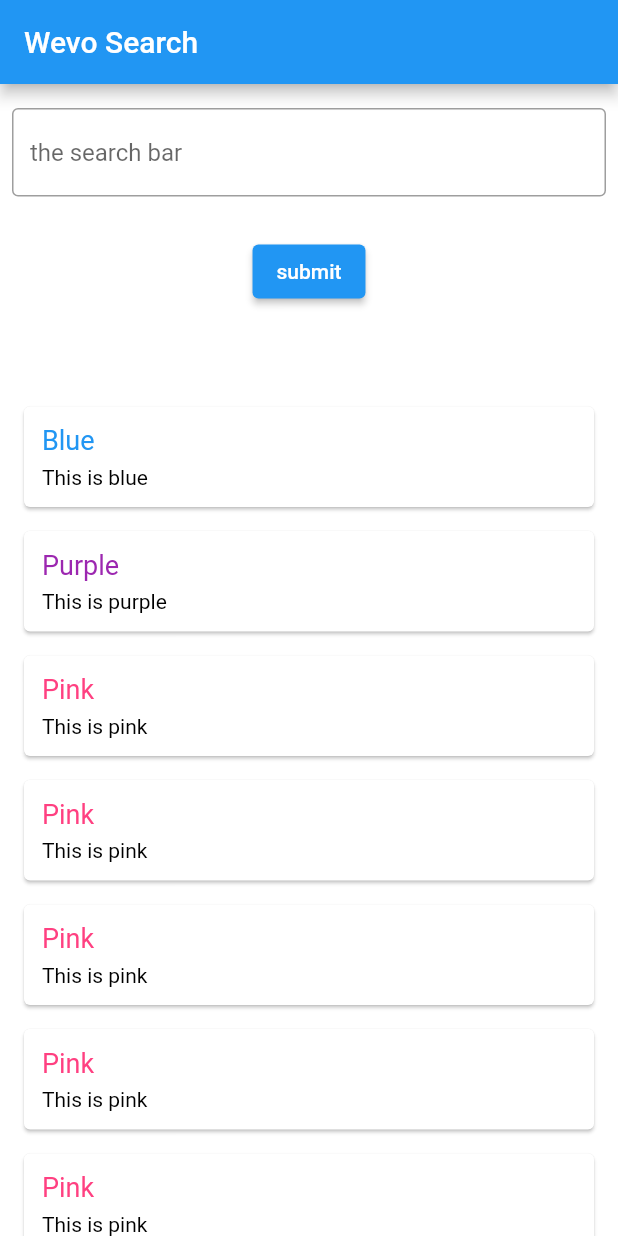
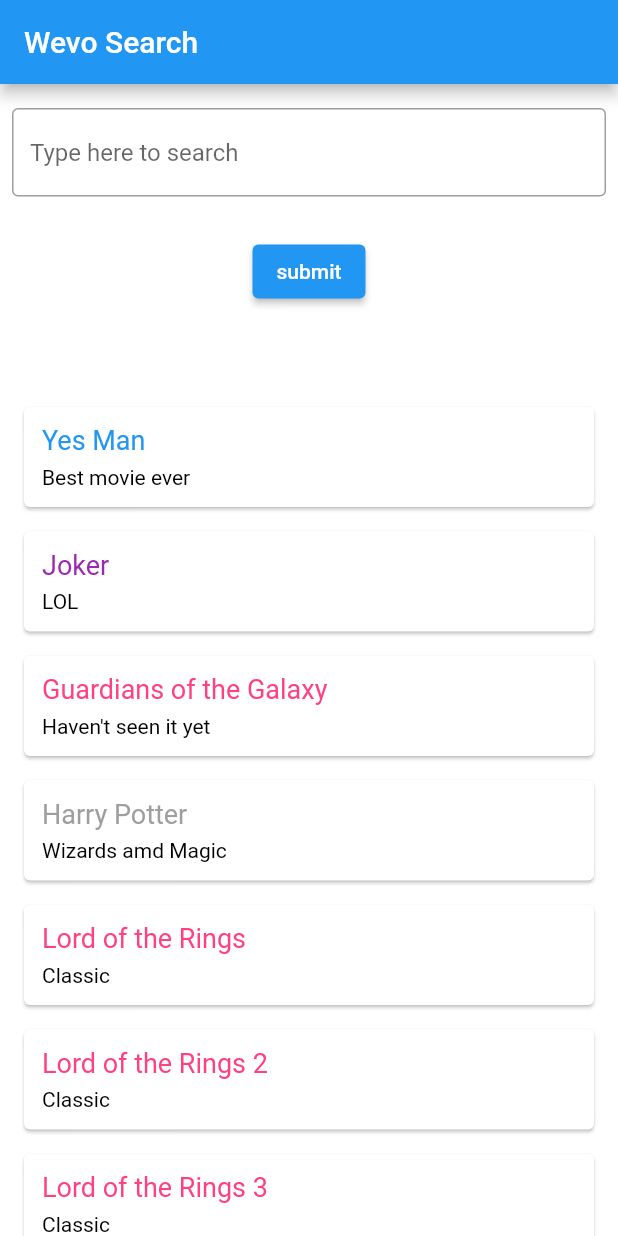
Before and after one commit to DanaDiSG/wevo_flutter_assignment, a Flutter app: the screen it shows after launch, on a phone screen of 412 x 824 dp. Run offline on Flutter 3.47's test engine with Material 2 defaults, Android fonts, the light colour scheme and no system bars.

Commit message:
Change the Names of the Cards and search text.

```diff
--- a/lib/main.dart
+++ b/lib/main.dart
@@ -16,14 +16,14 @@ class _MyAppState extends State<MyApp> {
   Color _color = Colors.white;
   TextEditingController searchBarController = TextEditingController();
   final List<Data> itemList = [
-    Data(title: 'Blue', description: 'This is blue', backgroundColor: Colors.blue),
-    Data(title: 'Purple', description: 'This is purple', backgroundColor: Colors.purple),
-    Data(title: 'Pink', description: 'This is pink', backgroundColor: Colors.pinkAccent),
-    Data(title: 'Pink', description: 'This is pink', backgroundColor: Colors.pinkAccent),
-    Data(title: 'Pink', description: 'This is pink', backgroundColor: Colors.pinkAccent),
-    Data(title: 'Pink', description: 'This is pink', backgroundColor: Colors.pinkAccent),
-    Data(title: 'Pink', description: 'This is pink', backgroundColor: Colors.pinkAccent),
-    Data(title: 'Pink', description: 'This is pink', backgroundColor: Colors.pinkAccent),
+    Data(title: 'Yes Man', description: 'Best movie ever', backgroundColor: Colors.blue),
+    Data(title: 'Joker', description: 'LOL', backgroundColor: Colors.purple),
+    Data(title: 'Guardians of the Galaxy', description: 'Haven\'t seen it yet', backgroundColor: Colors.pinkAccent),
+    Data(title: 'Harry Potter', description: 'Wizards amd Magic', backgroundColor: Colors.grey),
+    Data(title: 'Lord of the Rings', description: 'Classic', backgroundColor: Colors.pinkAccent),
+    Data(title: 'Lord of the Rings 2', description: 'Classic', backgroundColor: Colors.pinkAccent),
+    Data(title: 'Lord of the Rings 3', description: 'Classic', backgroundColor: Colors.pinkAccent),
+    Data(title: 'Lord of the Rings 4', description: 'Classic', backgroundColor: Colors.pinkAccent),
   ];
   List<ItemCard> inputCards = List.empty();
   List<bool> visibilityIndexes = [];
@@ -58,7 +58,7 @@ class _MyAppState extends State<MyApp> {
                       controller: searchBarController,
                       decoration: const InputDecoration(
                         border: OutlineInputBorder(),
-                        hintText: 'the search bar',
+                        hintText: 'Type here to search',
                       ),
                     ),
                   ),
```
